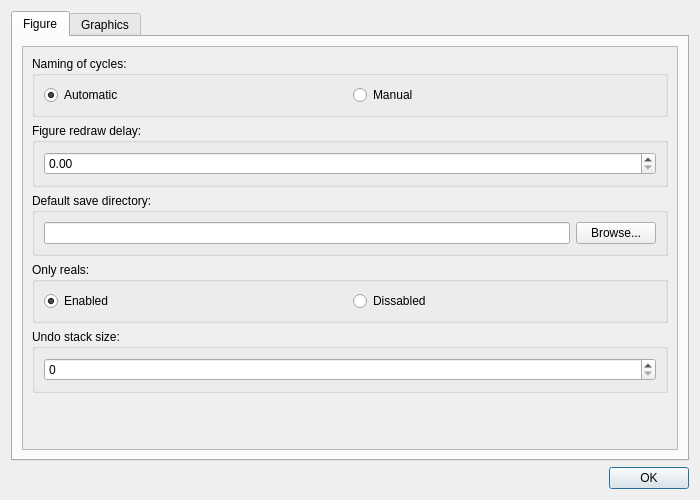
Old version of the form forms/settingsdialog.ui in the repository lhutton1/moebinv-gui.
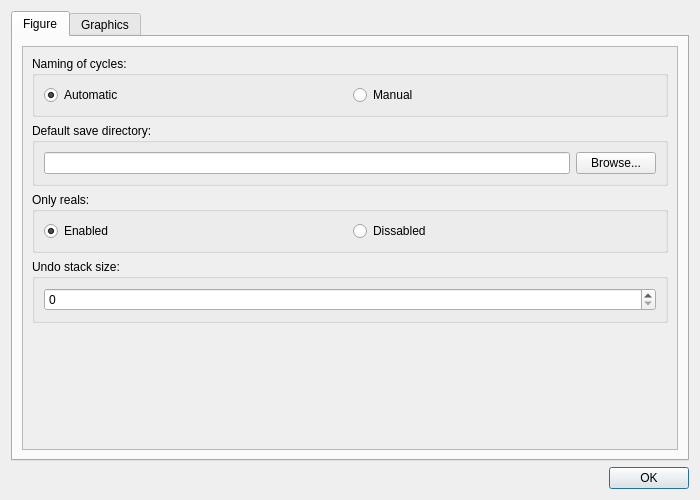
New version of the form. The open tabs and pages were chosen to show the change.

```diff
--- a/forms/settingsdialog.ui
+++ b/forms/settingsdialog.ui
@@ -70,18 +70,6 @@
              </layout>
             </widget>
            </item>
-           <item>
-            <widget class="QGroupBox" name="groupBox_2">
-             <property name="title">
-              <string>Figure redraw delay:</string>
-             </property>
-             <layout class="QVBoxLayout" name="verticalLayout_3">
-              <item>
-               <widget class="QDoubleSpinBox" name="doubleSpinBox"/>
-              </item>
-             </layout>
-            </widget>
-           </item>
            <item>
             <widget class="QGroupBox" name="groupBox_6">
              <property name="title">
```
Left out of the diff: 2 changed lines with no effect on the pictures.
